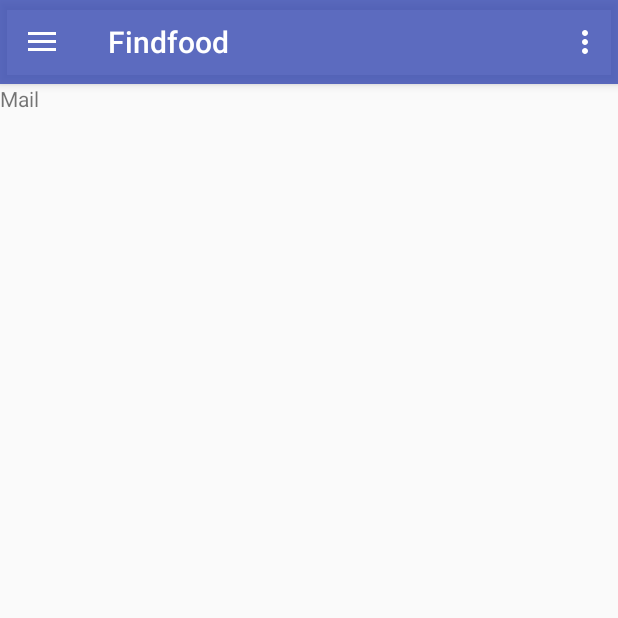
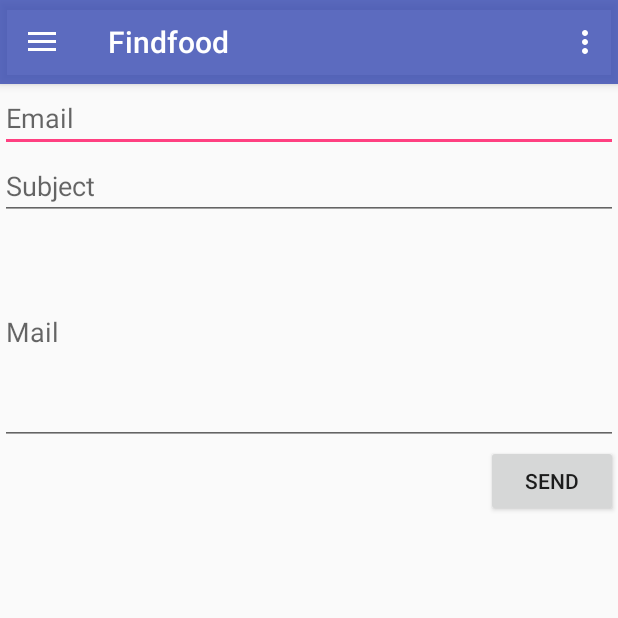
Before and after one commit to thomaaaas/FindFood, an Android app: the screen it shows after launch (MainActivity), in the side drawer, after a tap on "Mail", on a phone screen of 412 x 824 dp, the top half of it. Run offline under Robolectric (Android 15) with nearby library versions, the phone set to English and light mode, and no system bars.

Commit message:
Email fix

```diff
--- a/app/src/main/java/com/example/tnormant/findfood/MailFragment.java
+++ b/app/src/main/java/com/example/tnormant/findfood/MailFragment.java
@@ -1,12 +1,18 @@
 package com.example.tnormant.findfood;
 
 import android.content.Context;
+import android.content.Intent;
 import android.net.Uri;
 import android.os.Bundle;
 import android.support.v4.app.Fragment;
+import android.support.v4.app.FragmentTransaction;
+import android.support.v7.app.AppCompatActivity;
 import android.view.LayoutInflater;
 import android.view.View;
 import android.view.ViewGroup;
+import android.widget.Button;
+import android.widget.EditText;
+import android.widget.Toast;
 
 
 /**
@@ -17,12 +23,13 @@ import android.view.ViewGroup;
  * Use the {@link MailFragment#newInstance} factory method to
  * create an instance of this fragment.
  */
-public class MailFragment extends Fragment {
+public class MailFragment extends Fragment{
     // TODO: Rename parameter arguments, choose names that match
     // the fragment initialization parameters, e.g. ARG_ITEM_NUMBER
     private static final String ARG_PARAM1 = "param1";
     private static final String ARG_PARAM2 = "param2";
-
+    EditText mRecipient , mSubject, mMessage;
+    Button mSendEmail;
     // TODO: Rename and change types of parameters
     private String mParam1;
     private String mParam2;
@@ -54,17 +61,43 @@ public class MailFragment extends Fragment {
     @Override
     public void onCreate(Bundle savedInstanceState) {
         super.onCreate(savedInstanceState);
-        if (getArguments() != null) {
-            mParam1 = getArguments().getString(ARG_PARAM1);
-            mParam2 = getArguments().getString(ARG_PARAM2);
+    }
+
+    private View.OnClickListener buttonMailListener = new View.OnClickListener() {
+        @Override
+        public void onClick(View v) {
+            String recipient = mRecipient.getText().toString().trim();
+            String subjet = mSubject.getText().toString().trim();
+            String message = mMessage.getText().toString().trim();
+
+            sendEmail(recipient,subjet,message);
+        }
+    };
+
+    private void sendEmail(String recipient, String subjet, String message) {
+        Intent mEmailIntent = new Intent(Intent.ACTION_SEND);
+        mEmailIntent.setData(Uri.parse("mailto"));
+        mEmailIntent.setType("text/plain");
+        mEmailIntent.putExtra(Intent.EXTRA_EMAIL,new String[]{recipient});
+        mEmailIntent.putExtra(Intent.EXTRA_SUBJECT,subjet);
+        mEmailIntent.putExtra(Intent.EXTRA_TEXT,message);
+        try{
+            startActivity(Intent.createChooser(mEmailIntent,"bonjour"));
+        }catch (Exception e){
         }
     }
 
     @Override
     public View onCreateView(LayoutInflater inflater, ViewGroup container,
                              Bundle savedInstanceState) {
-        // Inflate the layout for this fragment
-        return inflater.inflate(R.layout.fragment_mail, container, false);
+
+        View rootView = inflater.inflate(R.layout.fragment_mail, container, false);
+        mRecipient = rootView.findViewById(R.id.recipientEt);
+        mSubject = rootView.findViewById(R.id.subjectEt);
+        mMessage = rootView.findViewById(R.id.messageEt);
+        mSendEmail = rootView.findViewById(R.id.SendEmail);
+        mSendEmail.setOnClickListener(buttonMailListener);
+        return rootView;
     }
 
     // TODO: Rename method, update argument and hook method into UI event
@@ -105,4 +138,8 @@ public class MailFragment extends Fragment {
         // TODO: Update argument type and name
         void onFragmentInteraction(Uri uri);
     }
+
+
+
+
 }
--- a/app/src/main/res/layout/fragment_mail.xml
+++ b/app/src/main/res/layout/fragment_mail.xml
@@ -1,14 +1,38 @@
 <?xml version="1.0" encoding="utf-8"?>
-<FrameLayout xmlns:android="http://schemas.android.com/apk/res/android"
+<LinearLayout
+    xmlns:android="http://schemas.android.com/apk/res/android"
     xmlns:tools="http://schemas.android.com/tools"
     android:layout_width="match_parent"
     android:layout_height="match_parent"
+    android:orientation="vertical"
     tools:context=".MailFragment">
 
-    <!-- TODO: Update blank fragment layout -->
-    <TextView
+    <EditText
+        android:id="@+id/recipientEt"
         android:layout_width="match_parent"
-        android:layout_height="match_parent"
-        android:text="Mail" />
+        android:layout_height="wrap_content"
+        android:hint="Email"
+        android:inputType="textEmailAddress"
+        />
 
-</FrameLayout>
+    <EditText
+        android:id="@+id/subjectEt"
+        android:layout_width="match_parent"
+        android:layout_height="wrap_content"
+        android:hint="Subject" />
+
+    <EditText
+        android:id="@+id/messageEt"
+        android:minHeight="150dp"
+        android:inputType="text"
+        android:hint="Mail"
+        android:layout_width="match_parent"
+        android:layout_height="wrap_content" />
+    <Button
+        android:id="@+id/SendEmail"
+        android:layout_gravity="end"
+        android:layout_width="wrap_content"
+        android:layout_height="wrap_content"
+        android:text="Send"
+        />
+</LinearLayout>
```
Also changed, not shown: 2 other files.
